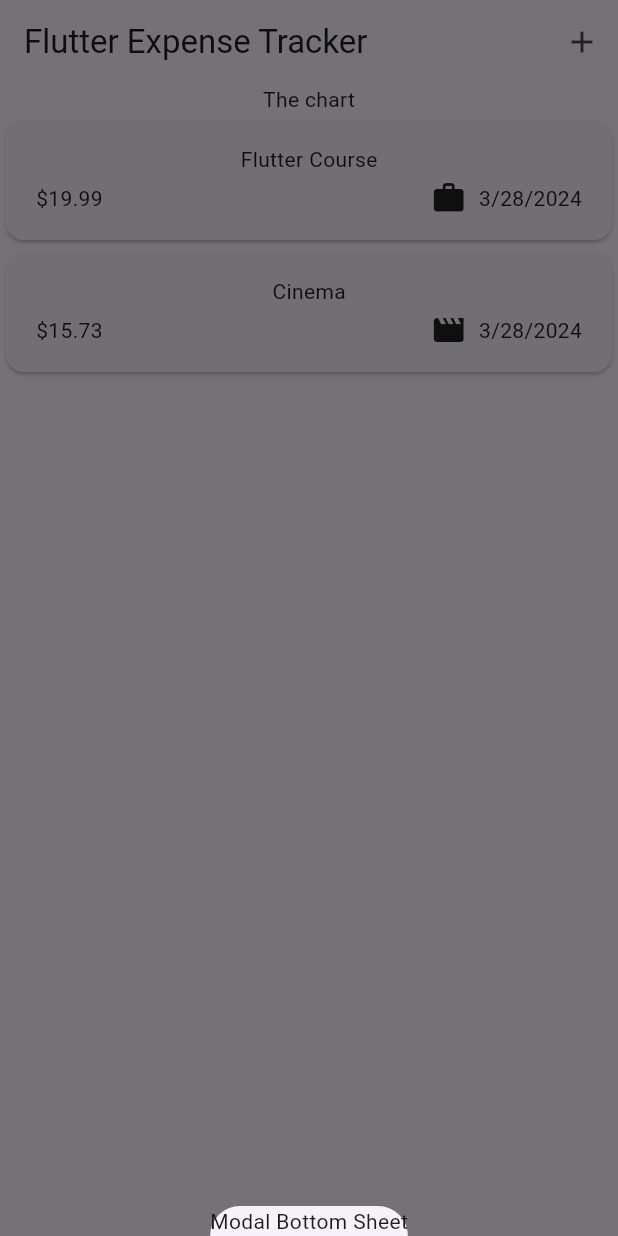
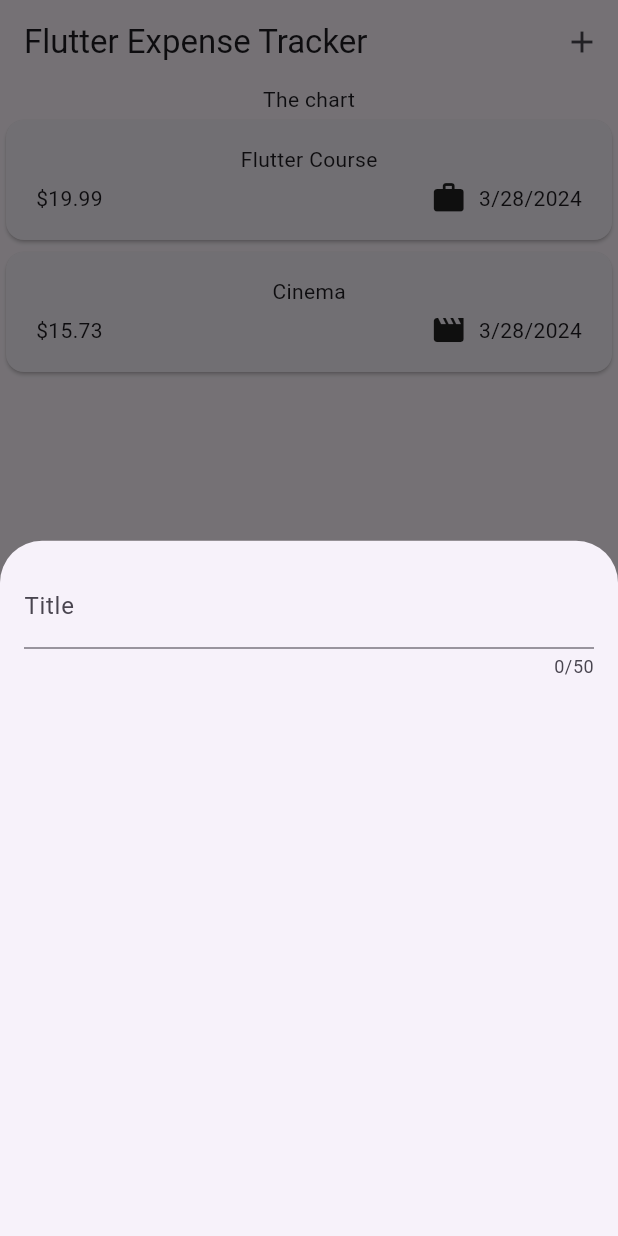
Before and after one commit to PyaeSone99/ExpensesTracker, a Flutter app: the screen it shows after launch, after a tap on the "add" icon, on a phone screen of 412 x 824 dp. Run offline on Flutter 3.47's test engine with Material 3 defaults, Android fonts, the phone set to English and light mode, and no system bars.

Commit message:
107 - Handling User Text Input with the TextField Widget

```diff
--- a/lib/widgets/expenses.dart
+++ b/lib/widgets/expenses.dart
@@ -1,5 +1,6 @@
 import 'package:expenses_tracker/widgets/expenses_list/expenses_list.dart';
 import 'package:expenses_tracker/models/expense.dart';
+import 'package:expenses_tracker/widgets/new_expense.dart';
 import 'package:flutter/material.dart';
 
 class Expenses extends StatefulWidget {
@@ -21,7 +22,7 @@ class _ExpensesState extends State<Expenses> {
   ];
 
   void _openAddExpenseOverlay(){
-    showModalBottomSheet(context: context, builder: (ctx) => Text('Modal Bottom Sheet') );
+    showModalBottomSheet(context: context, builder: (ctx) => const NewExpense() );
   }
 
   @override
--- /dev/null
+++ b/lib/widgets/new_expense.dart
@@ -0,0 +1,35 @@
+import 'package:flutter/material.dart';
+
+class NewExpense extends StatefulWidget {
+
+  const NewExpense ({super.key});
+
+  State<NewExpense> createState () {
+    return _StateNewExpense();
+  }
+}
+
+
+class _StateNewExpense extends State<NewExpense> {
+  @override
+  Widget build(context) {
+
+    return const Padding(
+      padding: const EdgeInsets.all(16),
+      child: Column(
+        children: [
+          TextField(
+            maxLength: 50,
+            // keyboardType: TextInputType.text,
+            decoration: InputDecoration(
+              label: Text(
+                'Title'
+              )
+            ),
+          )
+        ],
+      ),
+    );
+  }
+
+}
```
